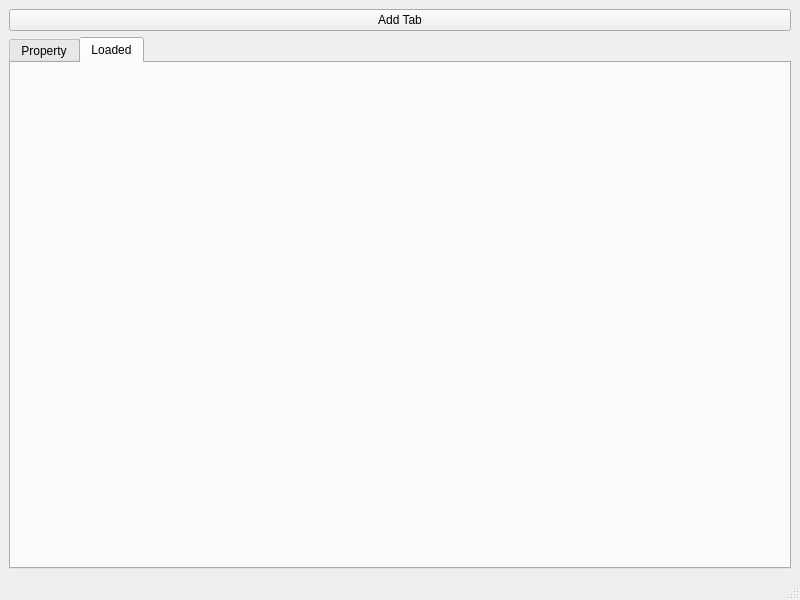
Old version of the form mainwindow.ui in the repository cogranpm/qttabsample.
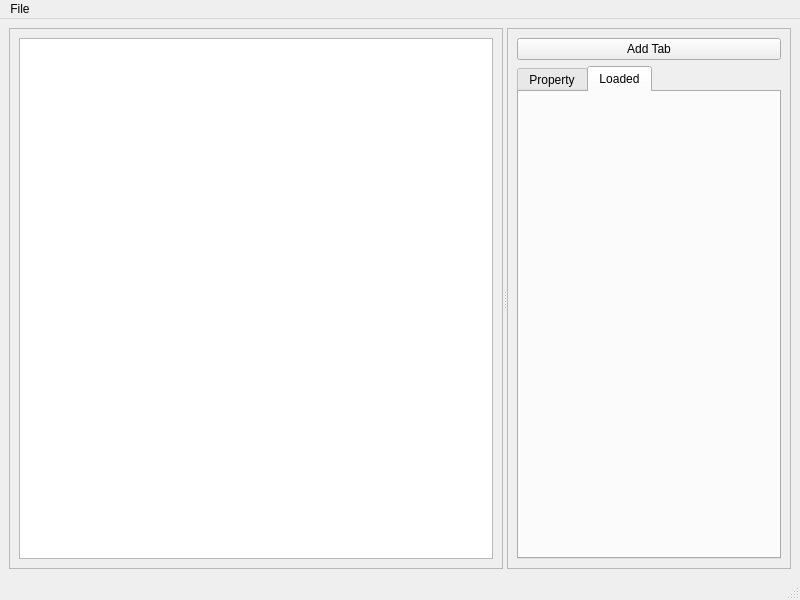
New version of the form.

Patch:
```diff
--- a/mainwindow.ui
+++ b/mainwindow.ui
@@ -16,6 +16,32 @@
   <widget class="QWidget" name="centralwidget">
    <layout class="QVBoxLayout" name="verticalLayout">
     <item>
+     <widget class="QSplitter" name="splitter">
+      <property name="orientation">
+       <enum>Qt::Horizontal</enum>
+      </property>
+      <widget class="QFrame" name="frmNav">
+       <property name="frameShape">
+        <enum>QFrame::StyledPanel</enum>
+       </property>
+       <property name="frameShadow">
+        <enum>QFrame::Raised</enum>
+       </property>
+       <layout class="QVBoxLayout" name="verticalLayout_2">
+        <item>
+         <widget class="QTreeView" name="navTree"/>
+        </item>
+       </layout>
+      </widget>
+      <widget class="QFrame" name="frmMain">
+       <property name="frameShape">
+        <enum>QFrame::StyledPanel</enum>
+       </property>
+       <property name="frameShadow">
+        <enum>QFrame::Raised</enum>
+       </property>
+       <layout class="QVBoxLayout" name="verticalLayout_3">
+        <item>
      <widget class="QPushButton" name="btnAddTab">
       <property name="text">
        <string>Add Tab</string>
@@ -41,6 +67,10 @@
     </item>
    </layout>
   </widget>
+     </widget>
+    </item>
+   </layout>
+  </widget>
   <widget class="QMenuBar" name="menubar">
    <property name="geometry">
     <rect>
@@ -50,6 +80,14 @@
      <height>21</height>
     </rect>
    </property>
+   <widget class="QMenu" name="menuFile">
+    <property name="title">
+     <string>File</string>
+    </property>
+    <addaction name="separator"/>
+    <addaction name="actionQuit"/>
+   </widget>
+   <addaction name="menuFile"/>
   </widget>
   <widget class="QStatusBar" name="statusbar"/>
  </widget>
```
Left out of the diff: 5 changed lines with no effect on the pictures. Lines whose indentation alone changed are shown as unchanged.
